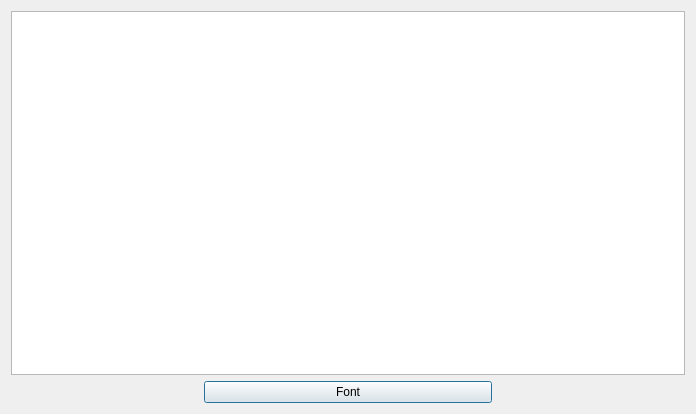
This is viewproblem.ui in blackskygg/RollingLydia as Qt 5 draws it before an edit. The edited form follows.
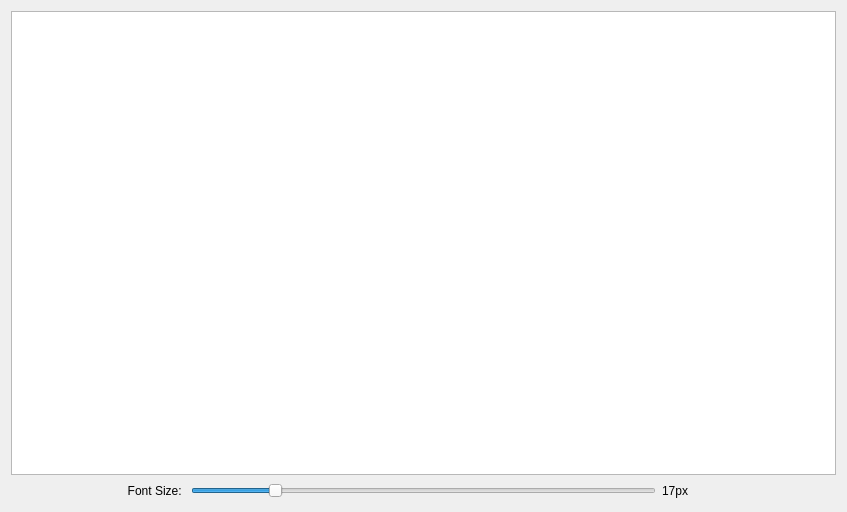
This is the edited form.

Commit message: small ui adjustment; replace the font button with a scrollbar

What changed in the file:
```diff
--- a/viewproblem.ui
+++ b/viewproblem.ui
@@ -9,8 +9,8 @@
    <rect>
     <x>0</x>
     <y>0</y>
-    <width>696</width>
-    <height>414</height>
+    <width>847</width>
+    <height>512</height>
    </rect>
   </property>
   <property name="windowTitle">
@@ -24,13 +24,13 @@
     <widget class="QTextBrowser" name="textBrowser">
      <property name="font">
       <font>
-       <pointsize>21</pointsize>
+       <pointsize>17</pointsize>
       </font>
      </property>
     </widget>
    </item>
    <item>
-    <layout class="QHBoxLayout" name="horizontalLayout" stretch="2,3,2">
+    <layout class="QHBoxLayout" name="horizontalLayout" stretch="2,1,8,1,2">
      <item>
       <spacer name="horizontalSpacer">
        <property name="orientation">
@@ -45,9 +45,29 @@
       </spacer>
      </item>
      <item>
-      <widget class="QPushButton" name="bFont">
+      <widget class="QLabel" name="label">
        <property name="text">
-        <string>Font</string>
+        <string>Font Size: </string>
+       </property>
+       <property name="alignment">
+        <set>Qt::AlignRight|Qt::AlignTrailing|Qt::AlignVCenter</set>
+       </property>
+      </widget>
+     </item>
+     <item>
+      <widget class="QSlider" name="horizFontSize">
+       <property name="value">
+        <number>17</number>
+       </property>
+       <property name="orientation">
+        <enum>Qt::Horizontal</enum>
+       </property>
+      </widget>
+     </item>
+     <item>
+      <widget class="QLabel" name="labelFontSize">
+       <property name="text">
+        <string>17px</string>
        </property>
       </widget>
      </item>
```
The commit also changes 4 other files.
